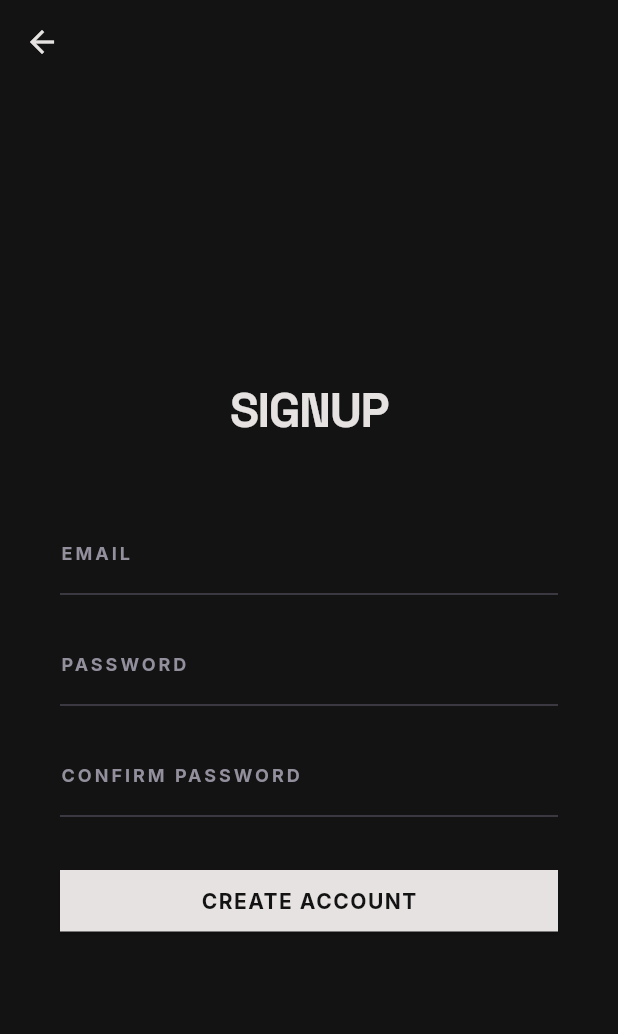
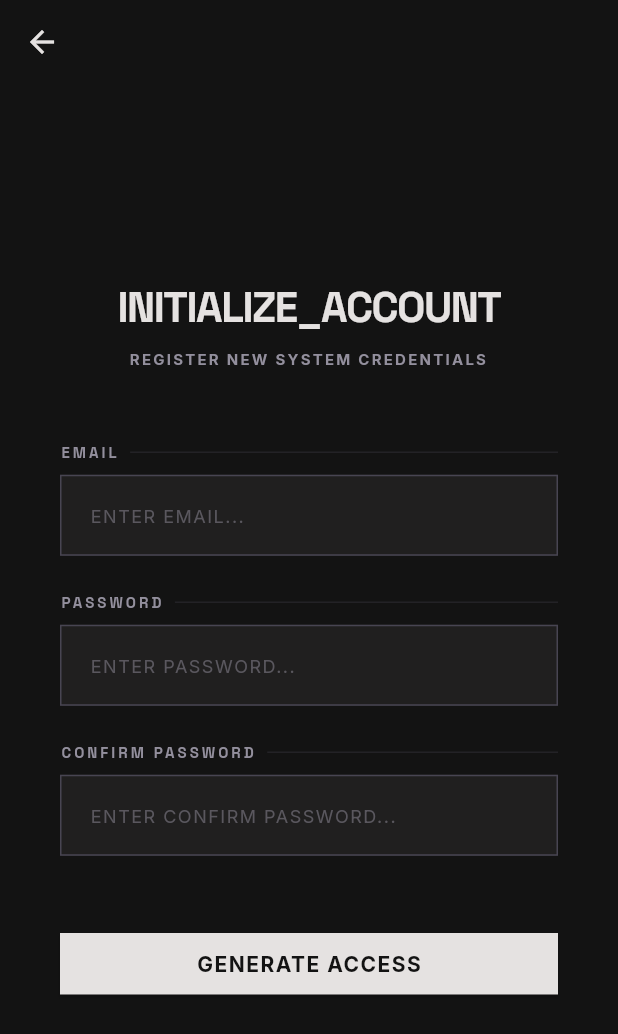
Before and after one commit to flexxy-07/VoidVault, a Flutter app: the SignupView screen opened directly, on a phone screen of 412 x 824 dp. Shown: the top 1034 px of the screen. Run offline on Flutter 3.47's test engine with Material 3 defaults, Android fonts, the phone set to English and light mode, and no system bars; our stand-ins replace cached_network_image, cloud_firestore, dio, firebase_auth, firebase_core, flutter_dotenv and 5 more; accounts and stored records are empty; generated files the repository leaves out were written again; network calls fail.

Commit message:
Improve the design of the Auth pages

```diff
--- /dev/null
+++ b/lib/core/common/void_text_field.dart
@@ -0,0 +1,87 @@
+import 'package:flutter/material.dart';
+import 'package:google_fonts/google_fonts.dart';
+import '../theme/app_theme.dart';
+
+class VoidTextField extends StatelessWidget {
+  final String label;
+  final TextEditingController controller;
+  final bool obscureText;
+  final TextInputType keyboardType;
+  final Widget? suffixIcon;
+
+  const VoidTextField({
+    super.key,
+    required this.label,
+    required this.controller,
+    this.obscureText = false,
+    this.keyboardType = TextInputType.text,
+    this.suffixIcon,
+  });
+
+  @override
+  Widget build(BuildContext context) {
+    return Column(
+      crossAxisAlignment: CrossAxisAlignment.start,
+      children: [
+        Row(
+          children: [
+            Text(
+              label.toUpperCase(),
+              style: GoogleFonts.spaceGrotesk(
+                color: AppTheme.textSecondary,
+                fontSize: 10,
+                fontWeight: FontWeight.bold,
+                letterSpacing: 2.0,
+              ),
+            ),
+            const SizedBox(width: 8),
+            Expanded(
+              child: Container(
+                height: 1,
+                color: AppTheme.outlineVariant.withOpacity(0.3),
+              ),
+            ),
+          ],
+        ),
+        const SizedBox(height: 8),
+        TextField(
+          controller: controller,
+          obscureText: obscureText,
+          keyboardType: keyboardType,
+          cursorColor: AppTheme.primary,
+          style: GoogleFonts.inter(
+            color: AppTheme.onBackground,
+            fontSize: 14,
+            letterSpacing: 0.5,
+          ),
+          decoration: InputDecoration(
+            filled: true,
+            fillColor: AppTheme.surfaceContainer,
+            contentPadding: const EdgeInsets.symmetric(horizontal: 16, vertical: 16),
+            suffixIcon: suffixIcon,
+            enabledBorder: const OutlineInputBorder(
+              borderRadius: BorderRadius.zero,
+              borderSide: BorderSide(
+                color: AppTheme.outlineVariant,
+                width: 1.0,
+              ),
+            ),
+            focusedBorder: const OutlineInputBorder(
+              borderRadius: BorderRadius.zero,
+              borderSide: BorderSide(
+                color: AppTheme.primary,
+                width: 2.0,
+              ),
+            ),
+            hintText: 'ENTER $label...',
+            hintStyle: GoogleFonts.inter(
+              color: AppTheme.textSecondary.withOpacity(0.5),
+              fontSize: 12,
+              letterSpacing: 1.0,
+            ),
+          ),
+        ),
+      ],
+    );
+  }
+}
--- a/lib/features/auth/presentation/pages/signup_view.dart
+++ b/lib/features/auth/presentation/pages/signup_view.dart
@@ -2,6 +2,7 @@ import 'package:flutter/material.dart';
 import 'package:flutter_riverpod/flutter_riverpod.dart';
 import 'package:google_fonts/google_fonts.dart';
 import '../../../../core/theme/app_theme.dart';
+import '../../../../core/common/void_text_field.dart';
 import '../../controllers/auth_controller.dart';
 
 class SignupView extends ConsumerWidget {
@@ -31,62 +32,65 @@ class SignupView extends ConsumerWidget {
             crossAxisAlignment: CrossAxisAlignment.stretch,
             children: [
               Text(
-                'SIGNUP',
+                'INITIALIZE_ACCOUNT',
                 style: AppTheme.darkTheme.textTheme.displayLarge?.copyWith(
-                  fontSize: 32,
+                  fontSize: 28,
                   letterSpacing: -1.0,
+                ),
+                textAlign: TextAlign.center,
+              ),
+              const SizedBox(height: 12),
+              Text(
+                'REGISTER NEW SYSTEM CREDENTIALS',
+                style: GoogleFonts.inter(
+                  color: AppTheme.textSecondary,
+                  fontSize: 10,
+                  fontWeight: FontWeight.bold,
+                  letterSpacing: 1.5,
                 ),
                 textAlign: TextAlign.center,
               ),
               const SizedBox(height: 48),
 
               // Email Field
-              _buildField('EMAIL', emailController),
-              const SizedBox(height: 16),
+              VoidTextField(
+                label: 'EMAIL',
+                controller: emailController,
+                keyboardType: TextInputType.emailAddress,
+              ),
+              const SizedBox(height: 24),
 
               // Password Field
-              _buildField('PASSWORD',passwordController ,obscure: true),
-              const SizedBox(height: 16),
+              VoidTextField(
+                label: 'PASSWORD',
+                controller: passwordController,
+                obscureText: true,
+              ),
+              const SizedBox(height: 24),
 
               // Confirm Password Field
-              _buildField('CONFIRM PASSWORD',verifyPassController ,obscure: true),
-              const SizedBox(height: 32),
+              VoidTextField(
+                label: 'CONFIRM PASSWORD',
+                controller: verifyPassController,
+                obscureText: true,
+              ),
+              const SizedBox(height: 48),
 
               // Signup Button
               ElevatedButton(
                 onPressed: () {
-                  ref.read(authControllerProvider).signUp(emailController.text.trim(), passwordController.text.trim());
+                  ref.read(authControllerProvider).signUp(
+                    emailController.text.trim(),
+                    passwordController.text.trim(),
+                  );
                 },
-                child: const Text('CREATE ACCOUNT'),
+                child: const Text('GENERATE ACCESS'),
               ),
+              const SizedBox(height: 24),
             ],
           ),
         ),
       ),
     );
   }
-
-  Widget _buildField(String hint, TextEditingController controller ,{bool obscure = false}) {
-    return TextField(
-      controller: controller,
-      obscureText: obscure,
-      decoration: InputDecoration(
-        hintText: hint,
-        hintStyle: GoogleFonts.inter(
-          color: AppTheme.textSecondary,
-          fontSize: 12,
-          fontWeight: FontWeight.bold,
-          letterSpacing: 2.0,
-        ),
-        enabledBorder: const UnderlineInputBorder(
-          borderSide: BorderSide(color: AppTheme.outlineVariant),
-        ),
-        focusedBorder: const UnderlineInputBorder(
-          borderSide: BorderSide(color: AppTheme.primary),
-        ),
-        contentPadding: const EdgeInsets.symmetric(vertical: 16),
-      ),
-      style: GoogleFonts.inter(color: AppTheme.onBackground),
-    );
-  }
 }
--- a/lib/features/gallery/presentation/pages/fullscreen_image_view.dart
+++ b/lib/features/gallery/presentation/pages/fullscreen_image_view.dart
@@ -27,7 +27,7 @@ class FullscreenImageView extends StatelessWidget {
       backgroundColor: Colors.black,
       body: Stack(
         children: [
-          // Fullscreen Interactive Image with Hero
+          // Fullscreen
           Positioned.fill(
             child: InteractiveViewer(
               minScale: 0.5,
```
Also changed, not shown: lib/features/auth/presentation/pages/login_page.dart (+54 -43 lines).
